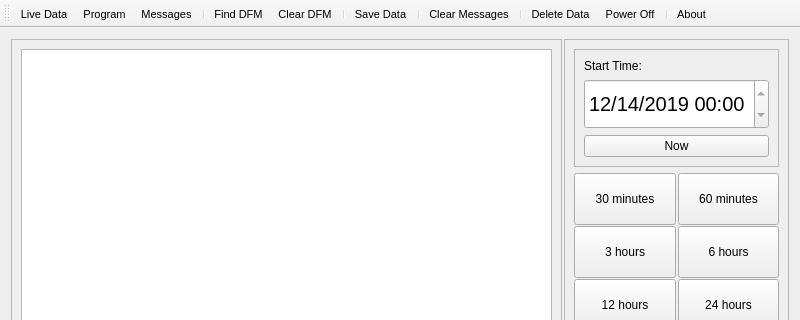
Old version of the form Mainwindow.ui in the repository spletcher1/PyMCU; both pictures show x 0 to 800 and y 0 to 320 of the 800 by 480 pixel window.
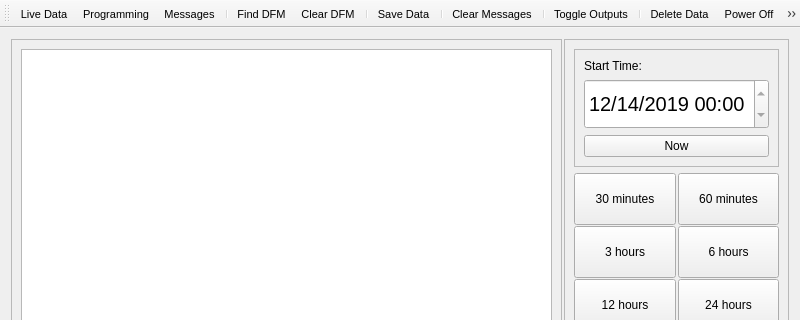
New version of the form. Icons and pictures are not drawn.

What changed in the file:
```diff
--- a/Mainwindow.ui
+++ b/Mainwindow.ui
@@ -1354,6 +1354,8 @@
    <addaction name="separator"/>
    <addaction name="clearMessagesAction"/>
    <addaction name="separator"/>
+   <addaction name="toggleOutputsAction"/>
+   <addaction name="separator"/>
    <addaction name="deleteDataAction"/>
    <addaction name="powerOffAction"/>
    <addaction name="separator"/>
@@ -1404,7 +1406,7 @@
      <normaloff>gnome-stock-text-indent.png</normaloff>gnome-stock-text-indent.png</iconset>
    </property>
    <property name="text">
-    <string>Program</string>
+    <string>Programming</string>
    </property>
    <property name="toolTip">
     <string>Go to program screen</string>
@@ -1470,6 +1472,18 @@
     <string>Clear existing messages</string>
    </property>
   </action>
+  <action name="toggleOutputsAction">
+   <property name="icon">
+    <iconset>
+     <normaloff>kcontrol.png</normaloff>kcontrol.png</iconset>
+   </property>
+   <property name="text">
+    <string>Toggle Outputs</string>
+   </property>
+   <property name="toolTip">
+    <string>Turn DFM outputs on and off</string>
+   </property>
+  </action>
  </widget>
  <resources/>
  <connections/>
```
